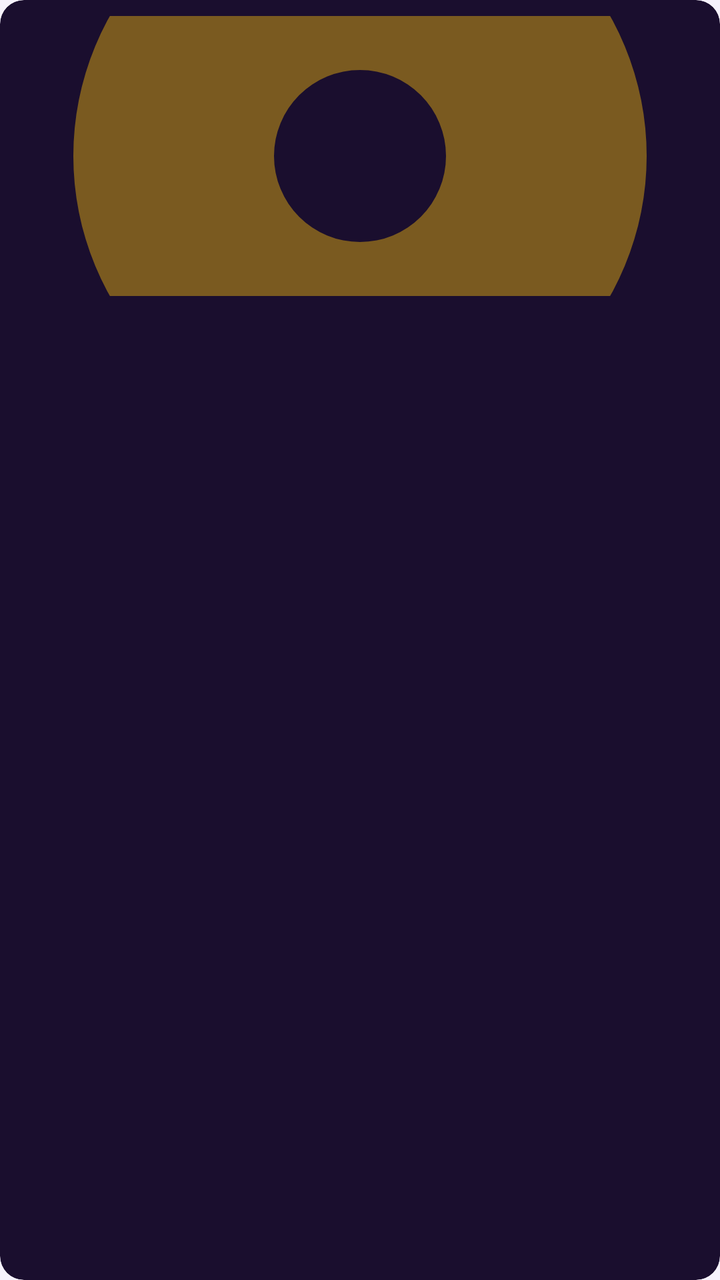
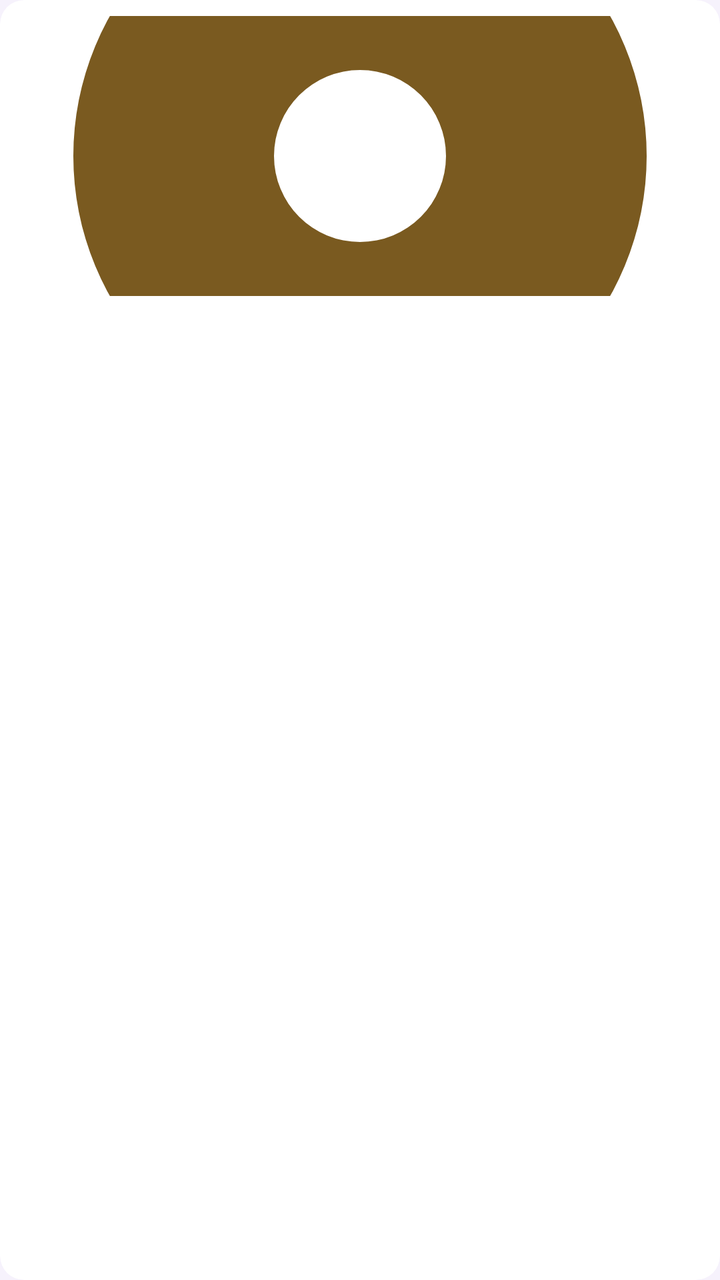

The first picture is an Android layout as it rendered before a commit; the second is the same layout after the commit. The layout source and the unified diff follow.
<!-- AndroidManifest.xml: application theme Theme.Swara -->
<!-- res/layout/item_album.xml -->
<?xml version="1.0" encoding="utf-8"?>
<com.google.android.material.card.MaterialCardView xmlns:android="http://schemas.android.com/apk/res/android"
    xmlns:app="http://schemas.android.com/apk/res-auto"
    android:layout_width="match_parent"
    android:layout_height="wrap_content"
    android:layout_margin="6dp"
    app:cardBackgroundColor="@color/swara_card"
    app:cardCornerRadius="12dp"
    app:cardElevation="0dp"
    app:strokeWidth="0dp">

    <LinearLayout
        android:layout_width="match_parent"
        android:layout_height="wrap_content"
        android:orientation="vertical"
        android:padding="8dp">

        <com.google.android.material.imageview.ShapeableImageView
            android:id="@+id/albumArt"
            android:layout_width="match_parent"
            android:layout_height="140dp"
            android:scaleType="centerCrop"
            android:src="@drawable/ic_album_placeholder"
            app:shapeAppearanceOverlay="@style/ShapeAppearance.Material3.Corner.Medium" />

        <TextView
            android:id="@+id/albumTitle"
            android:layout_width="match_parent"
            android:layout_height="wrap_content"
            android:layout_marginTop="8dp"
            android:ellipsize="end"
            android:maxLines="1"
            android:textColor="@color/swara_gold_bright"
            android:textSize="14sp"
            android:textStyle="bold" />

        <TextView
            android:id="@+id/albumArtist"
            android:layout_width="match_parent"
            android:layout_height="wrap_content"
            android:layout_marginTop="2dp"
            android:ellipsize="end"
            android:maxLines="1"
            android:textColor="@color/swara_text_secondary"
            android:textSize="12sp" />

        <TextView
            android:id="@+id/albumTracks"
            android:layout_width="match_parent"
            android:layout_height="wrap_content"
            android:layout_marginTop="2dp"
            android:textColor="@color/swara_text_muted"
            android:textSize="11sp" />

    </LinearLayout>
</com.google.android.material.card.MaterialCardView>
<!-- resources referenced by this layout -->
<resources>
  <color name="swara_card">#1A0E2E</color>
  <color name="swara_gold_bright">#D4B862</color>
  <color name="swara_text_muted">#7A6A9A</color>
  <color name="swara_text_secondary">#9B7EC8</color>
  <!-- drawable ic_album_placeholder (drawable) -->
  <?xml version="1.0" encoding="utf-8"?>
  <vector xmlns:android="http://schemas.android.com/apk/res/android"
      android:width="100dp"
      android:height="100dp"
      android:viewportWidth="24"
      android:viewportHeight="24">
      <path
          android:fillColor="@color/swara_gold_muted"
          android:pathData="M12,2A10,10 0 0,0 2,12A10,10 0 0,0 12,22A10,10 0 0,0 22,12A10,10 0 0,0 12,2M12,9A3,3 0 0,1 15,12A3,3 0 0,1 12,15A3,3 0 0,1 9,12A3,3 0 0,1 12,9Z" />
  </vector>
  <style name="Theme.Swara" parent="Theme.Material3.DayNight.NoActionBar">
          
          <item name="colorPrimary">@color/swara_purple</item>
          <item name="colorOnPrimary">#FFFFFF</item>
          <item name="colorPrimaryContainer">@color/swara_light_surface_variant</item>
          <item name="colorOnPrimaryContainer">@color/swara_light_text_primary</item>
  
          <item name="colorSecondary">@color/swara_gold_muted</item>
          <item name="colorOnSecondary">#FFFFFF</item>
          <item name="colorSecondaryContainer">@color/swara_gold_alpha_20</item>
          <item name="colorOnSecondaryContainer">@color/swara_light_text_primary</item>
  
          <item name="colorTertiary">@color/swara_lavender</item>
          <item name="colorOnTertiary">#FFFFFF</item>
  
          <item name="android:colorBackground">@color/swara_light_bg</item>
          <item name="colorSurface">@color/swara_light_surface</item>
          <item name="colorOnSurface">@color/swara_light_text_primary</item>
          <item name="colorSurfaceVariant">@color/swara_light_surface_variant</item>
          <item name="colorOnSurfaceVariant">@color/swara_light_text_secondary</item>
  
          <item name="colorOutline">@color/swara_light_stroke</item>
  
          
          <item name="android:textColorPrimary">@color/swara_light_text_primary</item>
          <item name="android:textColorSecondary">@color/swara_light_text_secondary</item>
          <item name="android:textColorHint">@color/swara_light_text_hint</item>
  
          
          <item name="android:statusBarColor">@color/swara_light_bg</item>
          <item name="android:navigationBarColor">@color/swara_light_bg</item>
          <item name="android:windowLightStatusBar">true</item>
  
          
          <item name="android:windowBackground">@color/swara_light_bg</item>
      </style>
  <color name="swara_gold_muted">#7A5A20</color>
  <color name="swara_purple">#3D1F7A</color>
  <color name="swara_light_surface_variant">#EDE6F7</color>
  <color name="swara_light_text_primary">#1F0F3D</color>
  <color name="swara_gold_alpha_20">#33C9A84C</color>
  <color name="swara_lavender">#9B7EC8</color>
  <color name="swara_light_bg">#F6F2FC</color>
  <color name="swara_light_surface">#FFFFFF</color>
  <color name="swara_light_text_secondary">#5B4380</color>
  <color name="swara_light_stroke">#DCCDF2</color>
  <color name="swara_light_text_hint">#7E69A3</color>
</resources>

<!-- the commit's change to res/layout/item_album.xml (unified diff, before → after) -->
@@ -4,7 +4,7 @@
     android:layout_width="match_parent"
     android:layout_height="wrap_content"
     android:layout_margin="6dp"
-    app:cardBackgroundColor="@color/swara_card"
+    app:cardBackgroundColor="?attr/colorSurface"
     app:cardCornerRadius="12dp"
     app:cardElevation="0dp"
     app:strokeWidth="0dp">
@@ -30,7 +30,7 @@
             android:layout_marginTop="8dp"
             android:ellipsize="end"
             android:maxLines="1"
-            android:textColor="@color/swara_gold_bright"
+            android:textColor="?android:attr/textColorPrimary"
             android:textSize="14sp"
             android:textStyle="bold" />
 
@@ -41,7 +41,7 @@
             android:layout_marginTop="2dp"
             android:ellipsize="end"
             android:maxLines="1"
-            android:textColor="@color/swara_text_secondary"
+            android:textColor="?android:attr/textColorSecondary"
             android:textSize="12sp" />
 
         <TextView
@@ -49,7 +49,7 @@
             android:layout_width="match_parent"
             android:layout_height="wrap_content"
             android:layout_marginTop="2dp"
-            android:textColor="@color/swara_text_muted"
+            android:textColor="?android:attr/textColorSecondary"
             android:textSize="11sp" />
 
     </LinearLayout>
<!-- resource entries referenced after the edit -->
@@ -1,9 +1,5 @@
 <!-- resources referenced by this layout -->
 <resources>
-  <color name="swara_card">#1A0E2E</color>
-  <color name="swara_gold_bright">#D4B862</color>
-  <color name="swara_text_muted">#7A6A9A</color>
-  <color name="swara_text_secondary">#9B7EC8</color>
   <!-- drawable ic_album_placeholder (drawable) -->
   <?xml version="1.0" encoding="utf-8"?>
   <vector xmlns:android="http://schemas.android.com/apk/res/android"
